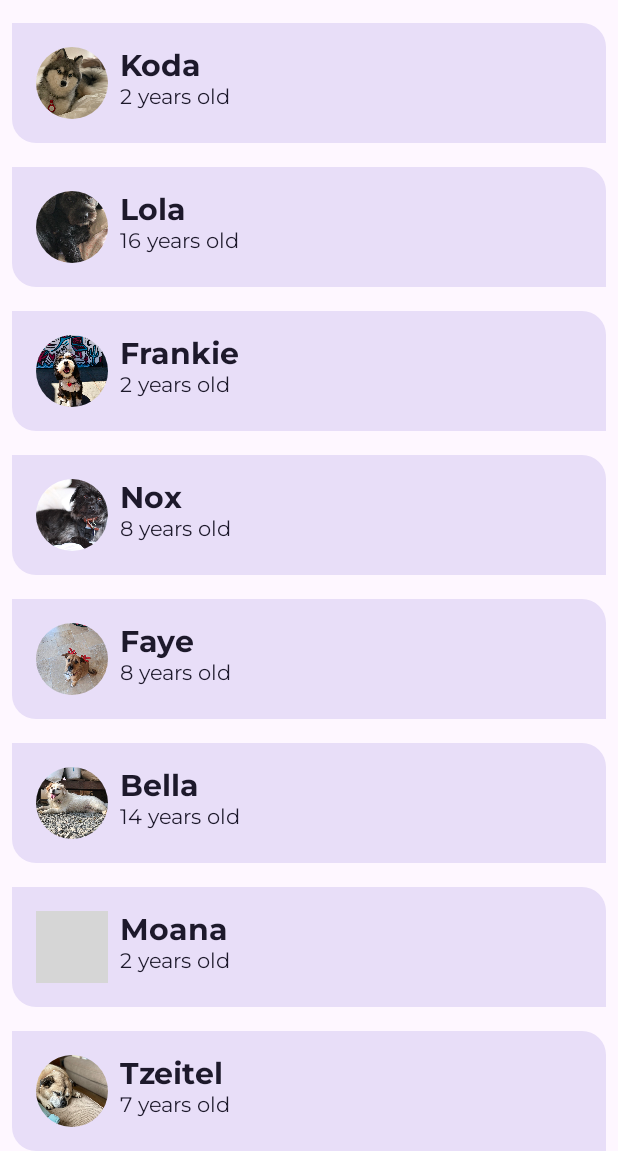
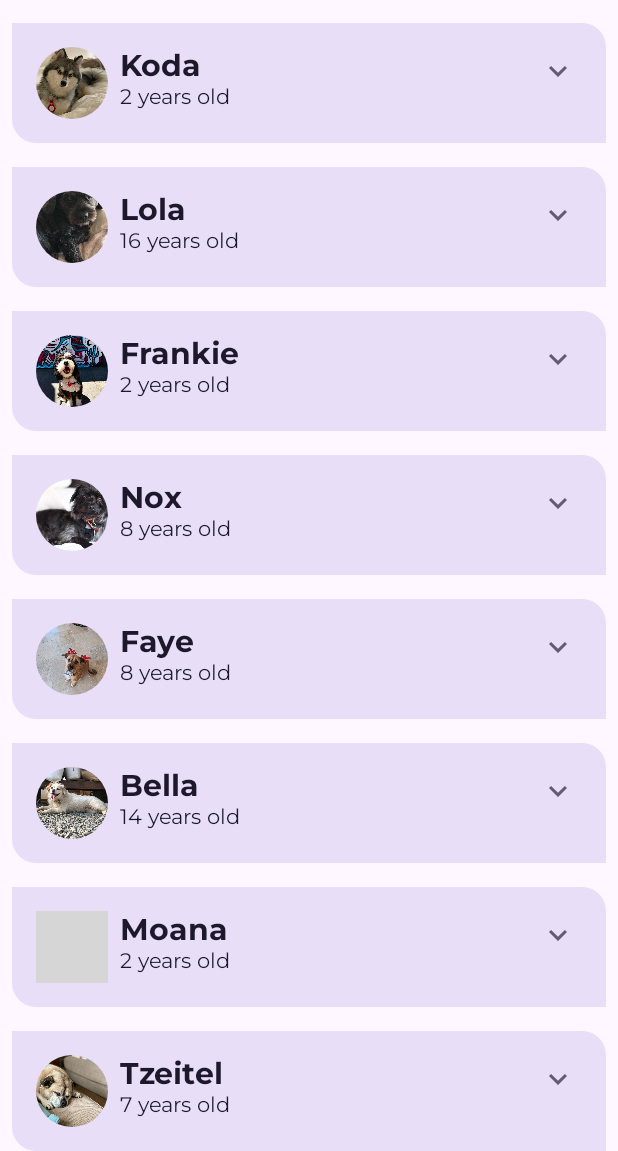
Before and after one commit to vitorsoftwaredeveloper/woof, an Android app built with Jetpack Compose: the screen it shows after launch (MainActivity), on a phone screen of 412 x 824 dp, the part 85-1236 px from its top. Run offline under Robolectric (Android 15) with nearby library versions, the phone set to English and light mode, and no system bars; grey boxes are pictures that could not be loaded.

Commit message:
feat: add expand button

```diff
--- a/app/build.gradle.kts
+++ b/app/build.gradle.kts
@@ -64,7 +64,6 @@ android {
 }
 
 dependencies {
-
     implementation(platform("androidx.compose:compose-bom:2024.12.01"))
     implementation("androidx.activity:activity-compose:1.9.3")
     implementation("androidx.compose.material:material-icons-extended")
--- a/app/src/main/java/com/example/woof/MainActivity.kt
+++ b/app/src/main/java/com/example/woof/MainActivity.kt
@@ -22,28 +22,35 @@ import androidx.activity.compose.setContent
 import androidx.annotation.DrawableRes
 import androidx.annotation.StringRes
 import androidx.compose.foundation.Image
-import androidx.compose.foundation.background
+import androidx.compose.runtime.mutableStateOf
 import androidx.compose.foundation.layout.Column
 import androidx.compose.foundation.layout.Row
+import androidx.compose.foundation.layout.Spacer
 import androidx.compose.foundation.layout.fillMaxSize
 import androidx.compose.foundation.layout.fillMaxWidth
 import androidx.compose.foundation.layout.padding
 import androidx.compose.foundation.layout.size
 import androidx.compose.foundation.lazy.LazyColumn
 import androidx.compose.foundation.lazy.items
+import androidx.compose.material.icons.Icons
+import androidx.compose.material.icons.filled.ExpandMore
 import androidx.compose.material3.Card
 import androidx.compose.material3.CardDefaults
 import androidx.compose.material3.CenterAlignedTopAppBar
 import androidx.compose.material3.ExperimentalMaterial3Api
+import androidx.compose.material3.Icon
+import androidx.compose.material3.IconButton
 import androidx.compose.material3.MaterialTheme
 import androidx.compose.material3.Scaffold
 import androidx.compose.material3.Surface
 import androidx.compose.material3.Text
 import androidx.compose.runtime.Composable
+import androidx.compose.runtime.getValue
+import androidx.compose.runtime.remember
+import androidx.compose.runtime.setValue
 import androidx.compose.ui.Alignment
 import androidx.compose.ui.Modifier
 import androidx.compose.ui.draw.clip
-import androidx.compose.ui.graphics.Color
 import androidx.compose.ui.layout.ContentScale
 import androidx.compose.ui.res.dimensionResource
 import androidx.compose.ui.res.painterResource
@@ -127,6 +134,7 @@ fun DogItem(
     dog: Dog,
     modifier: Modifier = Modifier
 ) {
+    var expanded by remember { mutableStateOf(false) }
     Card(
         colors = CardDefaults.cardColors(
             containerColor = MaterialTheme.colorScheme.secondaryContainer
@@ -141,7 +149,31 @@ fun DogItem(
             ) {
             DogIcon(dog.imageResourceId)
             DogInformation(dog.name, dog.age)
+            Spacer(modifier = Modifier.weight(1f))
+            DogItemButton(
+                expanded = expanded,
+                onClick = { /*TODO*/ }
+            )
         }
+    }
+
+}
+
+@Composable
+private fun DogItemButton(
+    expanded: Boolean,
+    onClick: () -> Unit,
+    modifier: Modifier = Modifier
+) {
+    IconButton(
+        onClick = onClick,
+        modifier = modifier
+    ) {
+        Icon(
+            imageVector = Icons.Filled.ExpandMore,
+            contentDescription = stringResource(R.string.expand_button_content_description),
+            tint = MaterialTheme.colorScheme.secondary
+        )
     }
 
 }
```
